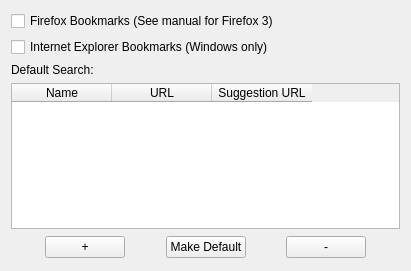
First picture: the form in plugins/weby/dlg.ui, repository Chronial/launchy, before the edit.
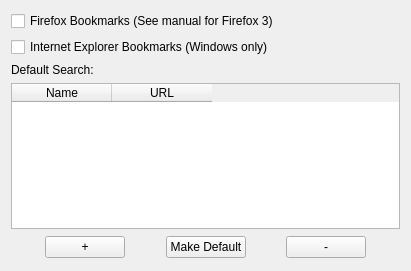
Second picture: the form after the edit. Custom widgets are drawn as their Qt base class.

Commit message: Disabled suggest feature via UI. It's available by adding the required ini file entries.

```diff
--- a/plugins/weby/dlg.ui
+++ b/plugins/weby/dlg.ui
@@ -61,7 +61,7 @@
    <item>
     <widget class="DropTableWidget" name="table">
      <property name="columnCount">
-      <number>3</number>
+      <number>2</number>
      </property>
      <column>
       <property name="text">
@@ -73,11 +73,6 @@
        <string>URL</string>
       </property>
      </column>
-     <column>
-      <property name="text">
-       <string>Suggestion URL</string>
-      </property>
-     </column>
     </widget>
    </item>
    <item>
```
The commit also changes 2 other files.
